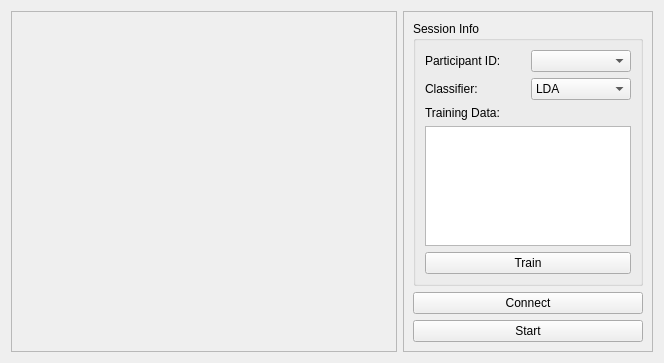
Above: pygesture/ui/test_widget.ui from ixjlyons/pygesture before the change. Below: the same form after it.
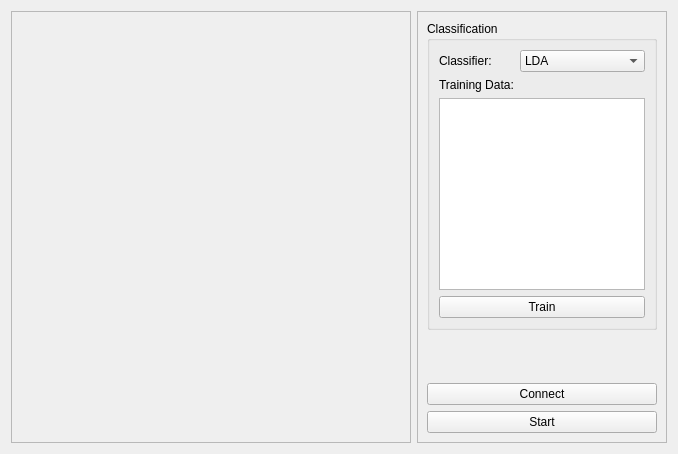
That is the form after the change. Icons and pictures are not drawn. Custom widgets are drawn as their Qt base class.

Commit message: Added dialog for starting a new session. Added widget to view recordings. Improved signal viewer widget. Some other changes.

```diff
--- a/pygesture/ui/test_widget.ui
+++ b/pygesture/ui/test_widget.ui
@@ -6,8 +6,8 @@
    <rect>
     <x>0</x>
     <y>0</y>
-    <width>664</width>
-    <height>363</height>
+    <width>678</width>
+    <height>454</height>
    </rect>
   </property>
   <property name="windowTitle">
@@ -75,25 +75,85 @@
       <enum>QFrame::Raised</enum>
      </property>
      <layout class="QGridLayout" name="gridLayout">
+      <item row="2" column="0">
+       <widget class="QPushButton" name="connectButton">
+        <property name="text">
+         <string>Connect</string>
+        </property>
+        <property name="icon">
+         <iconset theme="insert-link">
+          <normaloff/>
+         </iconset>
+        </property>
+        <property name="checkable">
+         <bool>true</bool>
+        </property>
+        <property name="checked">
+         <bool>false</bool>
+        </property>
+        <property name="flat">
+         <bool>false</bool>
+        </property>
+       </widget>
+      </item>
+      <item row="3" column="0">
+       <widget class="QPushButton" name="startButton">
+        <property name="text">
+         <string>Start</string>
+        </property>
+        <property name="icon">
+         <iconset theme="media-playback-start">
+          <normaloff/>
+         </iconset>
+        </property>
+       </widget>
+      </item>
       <item row="0" column="0">
        <widget class="QGroupBox" name="sessionInfoBox">
+        <property name="sizePolicy">
+         <sizepolicy hsizetype="Expanding" vsizetype="Expanding">
+          <horstretch>0</horstretch>
+          <verstretch>0</verstretch>
+         </sizepolicy>
+        </property>
         <property name="title">
-         <string>Session Info</string>
+         <string>Classification</string>
         </property>
-        <layout class="QGridLayout" name="gridLayout_4">
-         <item row="2" column="0">
-          <layout class="QVBoxLayout" name="verticalLayout">
-           <item>
+        <layout class="QGridLayout" name="gridLayout_3">
+         <item row="0" column="0">
+          <layout class="QFormLayout" name="formLayout">
+           <item row="0" column="0">
+            <widget class="QLabel" name="classifierLabel">
+             <property name="text">
+              <string>Classifier:</string>
+             </property>
+            </widget>
+           </item>
+           <item row="0" column="1">
+            <widget class="QComboBox" name="classifierComboBox">
+             <item>
+              <property name="text">
+               <string>LDA</string>
+              </property>
+             </item>
+             <item>
+              <property name="text">
+               <string>SVM</string>
+              </property>
+             </item>
+            </widget>
+           </item>
+           <item row="1" column="0">
             <widget class="QLabel" name="trainingLabel">
              <property name="text">
               <string>Training Data:</string>
              </property>
             </widget>
            </item>
-           <item>
+           <item row="3" column="0" colspan="2">
             <widget class="QListWidget" name="trainingList">
              <property name="sizePolicy">
-              <sizepolicy hsizetype="Expanding" vsizetype="Expanding">
+              <sizepolicy hsizetype="Preferred" vsizetype="Preferred">
                <horstretch>0</horstretch>
                <verstretch>0</verstretch>
               </sizepolicy>
@@ -114,87 +174,40 @@
            </item>
           </layout>
          </item>
-         <item row="0" column="0">
-          <layout class="QHBoxLayout" name="horizontalLayout">
-           <item>
-            <widget class="QLabel" name="pidLabel">
-             <property name="text">
-              <string>Participant ID:</string>
-             </property>
-            </widget>
-           </item>
-           <item>
-            <widget class="QComboBox" name="pidComboBox"/>
-           </item>
-          </layout>
-         </item>
          <item row="1" column="0">
-          <layout class="QHBoxLayout" name="horizontalLayout_2">
-           <item>
-            <widget class="QLabel" name="classifierLabel">
-             <property name="text">
-              <string>Classifier:</string>
-             </property>
-            </widget>
-           </item>
-           <item>
-            <widget class="QComboBox" name="classifierComboBox">
-             <item>
-              <property name="text">
-               <string>LDA</string>
-              </property>
-             </item>
-             <item>
-              <property name="text">
-               <string>SVM</string>
-              </property>
-             </item>
-            </widget>
-           </item>
-          </layout>
-         </item>
-         <item row="3" column="0">
           <widget class="QPushButton" name="trainButton">
+           <property name="sizePolicy">
+            <sizepolicy hsizetype="Minimum" vsizetype="Fixed">
+             <horstretch>0</horstretch>
+             <verstretch>0</verstretch>
+            </sizepolicy>
+           </property>
            <property name="text">
             <string>Train</string>
            </property>
+           <property name="default">
+            <bool>false</bool>
+           </property>
+           <property name="flat">
+            <bool>false</bool>
+           </property>
           </widget>
          </item>
         </layout>
        </widget>
       </item>
       <item row="1" column="0">
-       <widget class="QPushButton" name="connectButton">
-        <property name="text">
-         <string>Connect</string>
+       <spacer name="verticalSpacer">
+        <property name="orientation">
+         <enum>Qt::Vertical</enum>
         </property>
-        <property name="icon">
-         <iconset theme="insert-link">
-          <normaloff/>
-         </iconset>
+        <property name="sizeHint" stdset="0">
+         <size>
+          <width>20</width>
+          <height>40</height>
+         </size>
         </property>
-        <property name="checkable">
-         <bool>true</bool>
-        </property>
-        <property name="checked">
-         <bool>false</bool>
-        </property>
-        <property name="flat">
-         <bool>false</bool>
-        </property>
-       </widget>
-      </item>
-      <item row="2" column="0">
-       <widget class="QPushButton" name="startButton">
-        <property name="text">
-         <string>Start</string>
-        </property>
-        <property name="icon">
-         <iconset theme="media-playback-start">
-          <normaloff/>
-         </iconset>
-        </property>
-       </widget>
+       </spacer>
       </item>
      </layout>
     </widget>
```
The commit also changes 19 other files.
